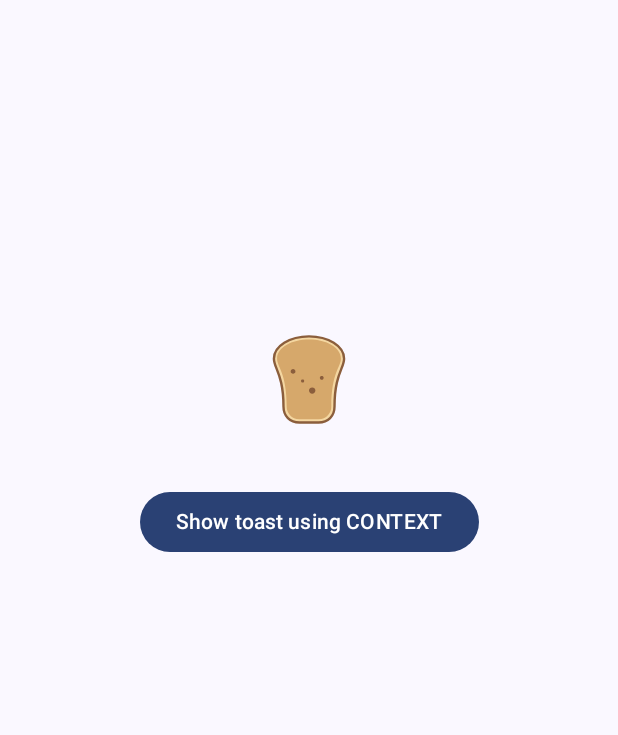
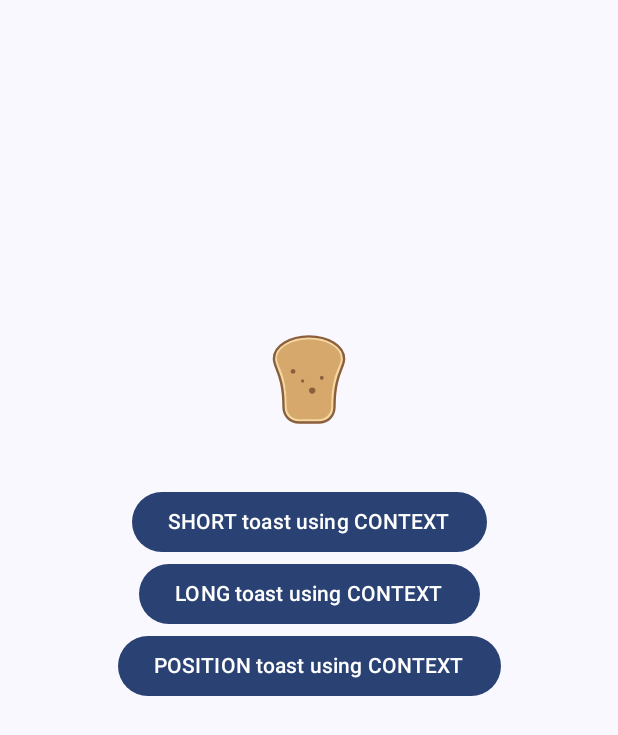
Before and after one commit to CosminMihuMDC/toast, an Android app built with Jetpack Compose: the screen it shows after launch (MainActivity), on a phone screen of 412 x 824 dp. Shown: the top 735 px of the screen. Run offline under Robolectric (Android 15) with nearby library versions, the phone set to English and light mode, and no system bars.

Commit message:
Update Sample App to demonstrate all Context Toast functionality
- Updated the sample app to include examples of displaying short, long and positioned toasts from Context.
- Updated the button texts to reflect the different types of toasts.
- Added logging for shown and dismissed events for each type of toast.

```diff
--- a/sample/src/main/java/ro/cosminmihu/toast/sample/MainActivity.kt
+++ b/sample/src/main/java/ro/cosminmihu/toast/sample/MainActivity.kt
@@ -36,10 +36,11 @@ class MainActivity : ComponentActivity() {
                             painter = painterResource(R.drawable.ic_launcher_foreground),
                             contentDescription = null
                         )
-                        SampleContext(this@MainActivity)
+                        SampleContextShortToast(this@MainActivity)
+                        SampleContextLongToast(this@MainActivity)
+                        SampleContextPositionToast(this@MainActivity)
                     }
                 }
-
             }
         }
     }
--- a/sample/src/main/java/ro/cosminmihu/toast/sample/Sample.kt
+++ b/sample/src/main/java/ro/cosminmihu/toast/sample/Sample.kt
@@ -11,17 +11,58 @@ import ro.cosminmihu.toast.toast
 private const val TAG = "ToastSample"
 
 @Composable
-fun SampleContext(context: Context) {
+fun SampleContextShortToast(context: Context) {
     Button(
         onClick = {
             context.toast {
-                message("Context Toast \uD83C\uDF5E")
+                message("Short Toast \uD83C\uDF5E Context")
                 short()
                 onShown {
-                    Log.d(TAG, "Context Toast shown")
+                    Log.d(TAG, "Context Short Toast shown")
                 }
                 onDismiss {
-                    Log.d(TAG, "Context Toast dismissed")
+                    Log.d(TAG, "Context Short Toast dismissed")
+                }
+            }
+        }
+    ) {
+        Text(text = "SHORT toast using CONTEXT")
+    }
+}
+
+@Composable
+fun SampleContextLongToast(context: Context) {
+    Button(
+        onClick = {
+            context.toast {
+                message("Long Toast \uD83C\uDF5E Context")
+                long()
+                onShown {
+                    Log.d(TAG, "Context Long Toast shown")
+                }
+                onDismiss {
+                    Log.d(TAG, "Context Long Toast dismissed")
+                }
+            }
+        }
+    ) {
+        Text(text = "LONG toast using CONTEXT")
+    }
+}
+
+
+@Composable
+fun SampleContextPositionToast(context: Context) {
+    Button(
+        onClick = {
+            context.toast {
+                message("Position Toast \uD83C\uDF5E Context")
+                short()
+                onShown {
+                    Log.d(TAG, "Context Position Toast shown")
+                }
+                onDismiss {
+                    Log.d(TAG, "Context Position Toast dismissed")
                 }
                 position(Gravity.TOP or Gravity.CENTER_HORIZONTAL) {
                     xOffset = 100
@@ -30,6 +71,6 @@ fun SampleContext(context: Context) {
             }
         }
     ) {
-        Text(text = "Show toast using CONTEXT")
+        Text(text = "POSITION toast using CONTEXT")
     }
 }
```
